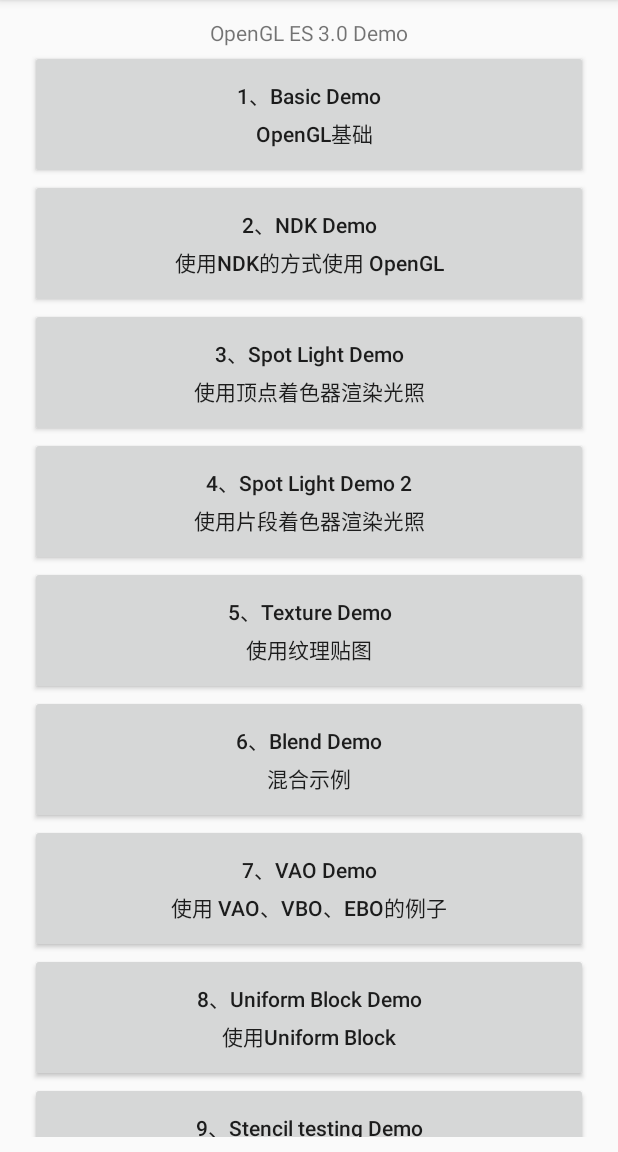
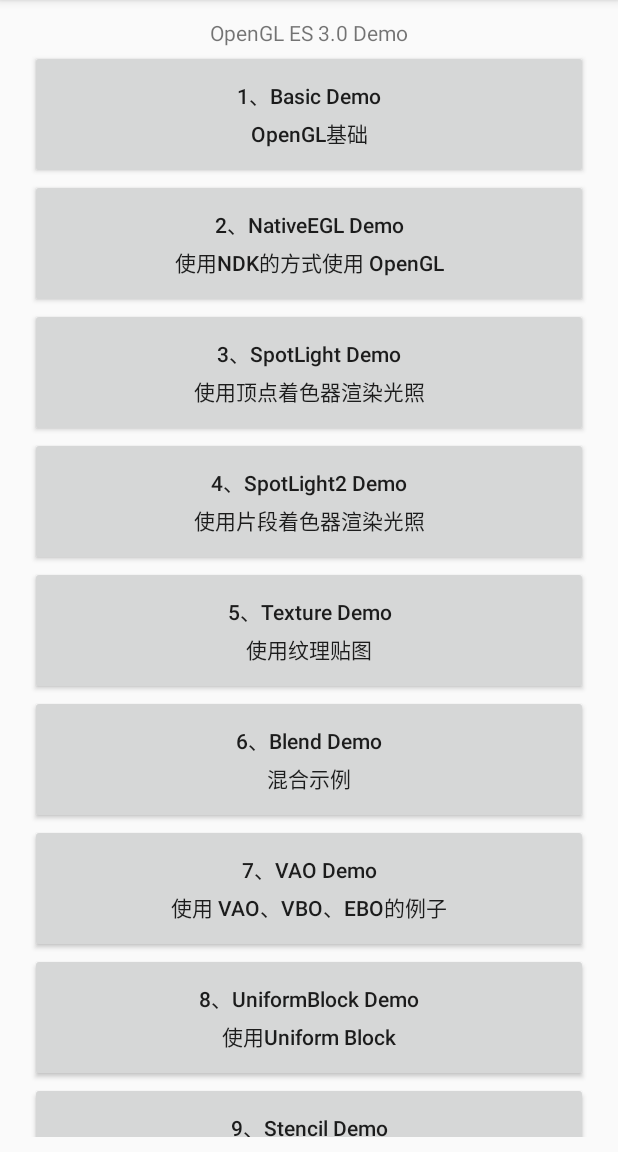
Before and after one commit to zhooker/OpenGLDemo, an Android app: the screen it shows after launch (MainActivity), on a phone screen of 412 x 824 dp, the part 84-1236 px from its top. Run offline under Robolectric (Android 15) with nearby library versions, the phone set to English and light mode, and no system bars.

Commit message:
简化首页代码，方便以后添加Demo

```diff
--- a/app/src/main/java/com/example/opengldemo/MainActivity.java
+++ b/app/src/main/java/com/example/opengldemo/MainActivity.java
@@ -8,6 +8,7 @@ import android.support.annotation.NonNull;
 import android.support.v4.app.ActivityCompat;
 import android.support.v4.content.ContextCompat;
 import android.support.v7.app.AppCompatActivity;
+import android.util.Pair;
 import android.view.View;
 import android.widget.Button;
 import android.widget.LinearLayout;
@@ -32,36 +33,20 @@ public class MainActivity extends AppCompatActivity {
 
     protected static final int REQUEST_CAMERA = 0;
 
-    private static final Class<? extends BaseActivity>[] ACTIVITIES = new Class[]{
-            BasicActivity.class,
-            NativeEGLActivity.class,
-            SpotLightActivity.class,
-            SpotLightActivity2.class,
-            TextureActivity.class,
-            BlendActivity.class,
-            VAOActivity.class,
-            UniformBlockActivity.class,
-            StencilActivity.class,
-            SaveActivity.class,
-            CameraFilterActivity.class,
-            CameraActivity.class,
-            Camera2Activity.class
-    };
-
-    private static final String[] ACTIVITIE_DESC = new String[]{
-            "Basic Demo\n  OpenGL基础",
-            "NDK Demo\n使用NDK的方式使用 OpenGL",
-            "Spot Light Demo\n使用顶点着色器渲染光照",
-            "Spot Light Demo 2\n使用片段着色器渲染光照",
-            "Texture Demo\n使用纹理贴图",
-            "Blend Demo\n混合示例",
-            "VAO Demo\n使用 VAO、VBO、EBO的例子",
-            "Uniform Block Demo\n使用Uniform Block",
-            "Stencil testing Demo\n模版测试",
-            "Save Image Demo\n利用Opengl保存图片,包括 FBO",
-            "Camera Filter Demo\n使用Camera实现简单的滤镜效果",
-            "Camera Demo\n使用camera实现预览",
-            "Camera2 Demo\n使用camera2实现预览"
+    private static final Pair<Class<? extends BaseActivity>, String>[] ACTIVITIES = new Pair[]{
+            new Pair(BasicActivity.class, "OpenGL基础"),
+            new Pair(NativeEGLActivity.class, "使用NDK的方式使用 OpenGL"),
+            new Pair(SpotLightActivity.class, "使用顶点着色器渲染光照"),
+            new Pair(SpotLightActivity2.class, "使用片段着色器渲染光照"),
+            new Pair(TextureActivity.class, "使用纹理贴图"),
+            new Pair(BlendActivity.class, "混合示例"),
+            new Pair(VAOActivity.class, "使用 VAO、VBO、EBO的例子"),
+            new Pair(UniformBlockActivity.class, "使用Uniform Block"),
+            new Pair(StencilActivity.class, "模版测试"),
+            new Pair(SaveActivity.class, "利用Opengl保存图片,包括 FBO"),
+            new Pair(CameraFilterActivity.class, "使用Camera实现简单的滤镜效果"),
+            new Pair(CameraActivity.class, "使用camera实现预览"),
+            new Pair(Camera2Activity.class, "使用camera2实现预览"),
     };
 
     @Override
@@ -71,14 +56,14 @@ public class MainActivity extends AppCompatActivity {
         LinearLayout container = (LinearLayout) findViewById(R.id.btn_container);
         for (int i = 0; i < ACTIVITIES.length; i++) {
             Button btn = createButton();
-            final Class<? extends Activity> clazz = ACTIVITIES[i];
+            final Class<? extends Activity> clazz = ACTIVITIES[i].first;
             btn.setOnClickListener(new View.OnClickListener() {
                 @Override
                 public void onClick(View view) {
                     BaseActivity.goToActivity(MainActivity.this, clazz);
                 }
             });
-            btn.setText((i + 1) + "、" + ACTIVITIE_DESC[i]);
+            btn.setText((i + 1) + "、" + clazz.getSimpleName().replace("Activity", "") + " Demo\n" + ACTIVITIES[i].second);
             container.addView(btn);
         }
 
```
